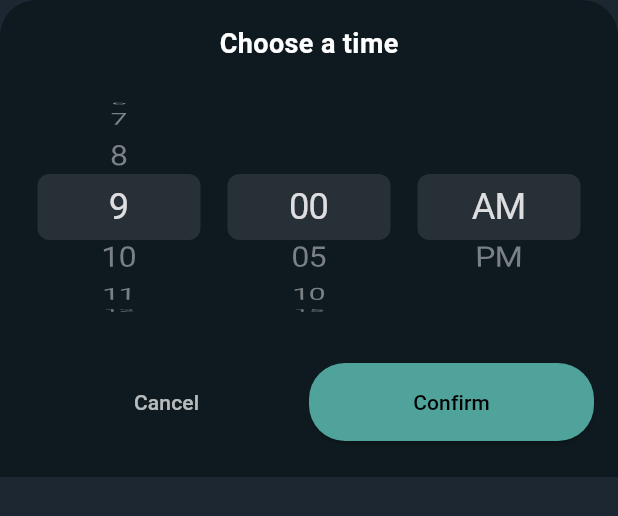
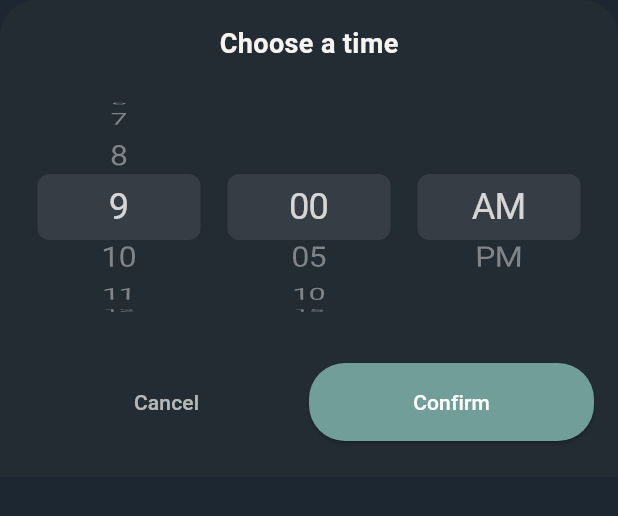
Before and after one commit to markccalugay/bloom-app, a Flutter app: the QuietTimePickerSheet widget shown alone on an empty page, opened directly, on a phone screen of 412 x 824 dp. Shown: the top 516 px of the screen. Run offline on Flutter 3.47's test engine with Material 3 defaults, Android fonts, the phone set to English and light mode, and no system bars; our stand-ins replace flutter_local_notifications, flutter_svg, flutter_timezone, in_app_purchase, package_info_plus, shared_preferences and 1 more; accounts and stored records are empty.

Commit message:
refactor: replace hardcoded colors with theme color scheme in time picker sheet

```diff
--- a/lib/widgets/time_picker/quiet_time_picker_sheet.dart
+++ b/lib/widgets/time_picker/quiet_time_picker_sheet.dart
@@ -90,9 +90,9 @@ class _QuietTimePickerSheetState extends State<QuietTimePickerSheet> {
               (value) => Center(
                 child: Text(
                   labelBuilder(value),
-                  style: const TextStyle(
+                  style: TextStyle(
                     fontSize: 22,
-                    color: Colors.white,
+                    color: Theme.of(context).colorScheme.onSurface,
                   ),
                 ),
               ),
@@ -108,9 +108,9 @@ class _QuietTimePickerSheetState extends State<QuietTimePickerSheet> {
       top: false,
       child: Container(
         padding: const EdgeInsets.fromLTRB(16, 16, 16, 24),
-        decoration: const BoxDecoration(
-          color: Color(0xFF0E1A1F), // QuietLine dark tone
-          borderRadius: BorderRadius.vertical(
+        decoration: BoxDecoration(
+          color: Theme.of(context).colorScheme.surface,
+          borderRadius: const BorderRadius.vertical(
             top: Radius.circular(24),
           ),
         ),
@@ -118,12 +118,12 @@ class _QuietTimePickerSheetState extends State<QuietTimePickerSheet> {
           mainAxisSize: MainAxisSize.min,
           children: [
             // Title
-            const Text(
+            Text(
               'Choose a time',
               style: TextStyle(
                 fontSize: 18,
                 fontWeight: FontWeight.w600,
-                color: Colors.white,
+                color: Theme.of(context).colorScheme.onSurface,
               ),
             ),
 
@@ -170,9 +170,11 @@ class _QuietTimePickerSheetState extends State<QuietTimePickerSheet> {
                 Expanded(
                   child: TextButton(
                     onPressed: _cancel,
-                    child: const Text(
+                    child: Text(
                       'Cancel',
-                      style: TextStyle(color: Colors.white70),
+                      style: TextStyle(
+                        color: Theme.of(context).colorScheme.onSurface.withValues(alpha: 0.7),
+                      ),
                     ),
                   ),
                 ),
@@ -180,8 +182,8 @@ class _QuietTimePickerSheetState extends State<QuietTimePickerSheet> {
                   child: ElevatedButton(
                     onPressed: _confirm,
                     style: ElevatedButton.styleFrom(
-                      backgroundColor: const Color(0xFF4FA39A),
-                      foregroundColor: Colors.black,
+                      backgroundColor: Theme.of(context).colorScheme.secondary,
+                      foregroundColor: Theme.of(context).colorScheme.onPrimary,
                       shape: RoundedRectangleBorder(
                         borderRadius: BorderRadius.circular(24),
                       ),
```
